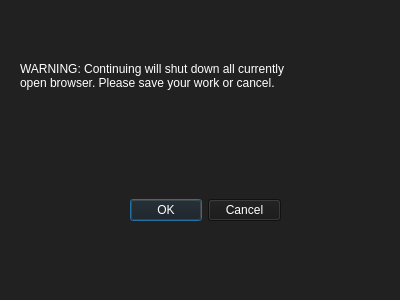
Old version of the form ui/alertPopup.ui in the repository HowePersonal/DistractionBlocker.
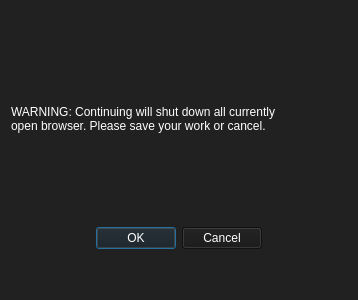
New version of the form.

What changed in the file:
```diff
--- a/ui/alertPopup.ui
+++ b/ui/alertPopup.ui
@@ -6,7 +6,7 @@
    <rect>
     <x>0</x>
     <y>0</y>
-    <width>400</width>
+    <width>358</width>
     <height>300</height>
    </rect>
   </property>
@@ -16,15 +16,28 @@
   <property name="styleSheet">
    <string notr="true">background-color:rgb(33,33,33);</string>
   </property>
+  <layout class="QGridLayout" name="gridLayout">
+   <property name="verticalSpacing">
+    <number>0</number>
+   </property>
+   <item row="2" column="0">
+    <spacer name="verticalSpacer">
+     <property name="orientation">
+      <enum>Qt::Vertical</enum>
+     </property>
+     <property name="sizeType">
+      <enum>QSizePolicy::Fixed</enum>
+     </property>
+     <property name="sizeHint" stdset="0">
+      <size>
+       <width>20</width>
+       <height>40</height>
+      </size>
+     </property>
+    </spacer>
+   </item>
+   <item row="1" column="0" alignment="Qt::AlignHCenter">
   <widget class="QDialogButtonBox" name="btn_alert">
-   <property name="geometry">
-    <rect>
-     <x>130</x>
-     <y>160</y>
-     <width>151</width>
-     <height>101</height>
-    </rect>
-   </property>
    <property name="styleSheet">
     <string notr="true">color: white;
 background-color: rgb(24,24,24);
@@ -34,15 +47,9 @@
     <set>QDialogButtonBox::Cancel|QDialogButtonBox::Ok</set>
    </property>
   </widget>
+   </item>
+   <item row="0" column="0">
   <widget class="QLabel" name="label">
-   <property name="geometry">
-    <rect>
-     <x>20</x>
-     <y>10</y>
-     <width>361</width>
-     <height>131</height>
-    </rect>
-   </property>
    <property name="styleSheet">
     <string notr="true">color: white;
 font: 75 12pt &quot;MS Shell Dlg 2&quot;;
@@ -53,6 +60,8 @@
 open browser. Please save your work or cancel.</string>
    </property>
   </widget>
+   </item>
+  </layout>
  </widget>
  <resources/>
  <connections/>
```
Lines whose indentation alone changed are shown as unchanged.
